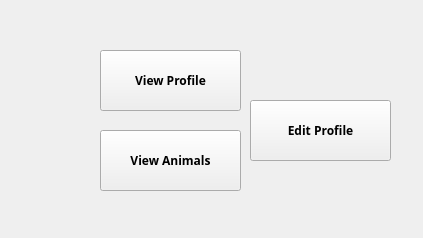
The window that cuACS/postloginclient.ui (cameronhawtin/Animal-Farm-cuACS) describes before a commit, drawn with Qt 5.
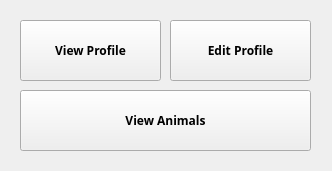
The same window after the commit.

```diff
--- a/cuACS/postloginclient.ui
+++ b/cuACS/postloginclient.ui
@@ -6,8 +6,8 @@
    <rect>
     <x>0</x>
     <y>0</y>
-    <width>423</width>
-    <height>238</height>
+    <width>332</width>
+    <height>171</height>
    </rect>
   </property>
   <property name="font">
@@ -21,9 +21,9 @@
   <widget class="QPushButton" name="ViewAnimalsButton">
    <property name="geometry">
     <rect>
-     <x>100</x>
-     <y>130</y>
-     <width>141</width>
+     <x>20</x>
+     <y>90</y>
+     <width>291</width>
      <height>61</height>
     </rect>
    </property>
@@ -45,8 +45,8 @@
   <widget class="QPushButton" name="ViewProfileButton">
    <property name="geometry">
     <rect>
-     <x>100</x>
-     <y>50</y>
+     <x>20</x>
+     <y>20</y>
      <width>141</width>
      <height>61</height>
     </rect>
@@ -69,8 +69,8 @@
   <widget class="QPushButton" name="editProfileButton">
    <property name="geometry">
     <rect>
-     <x>250</x>
-     <y>100</y>
+     <x>170</x>
+     <y>20</y>
      <width>141</width>
      <height>61</height>
     </rect>
```
